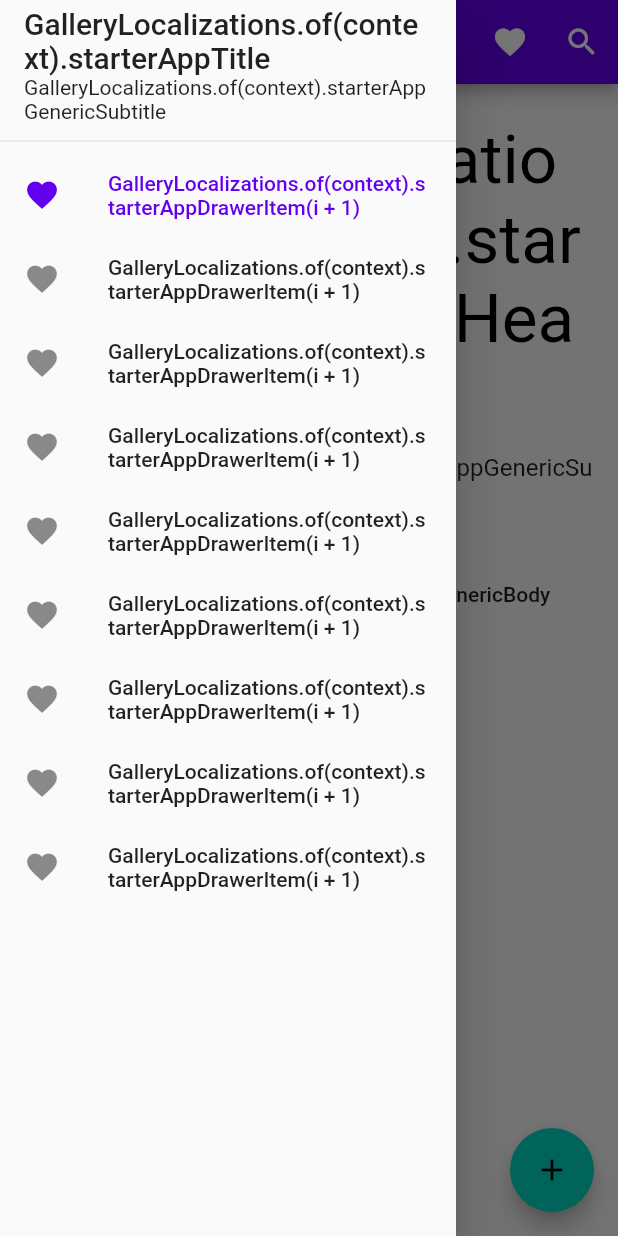
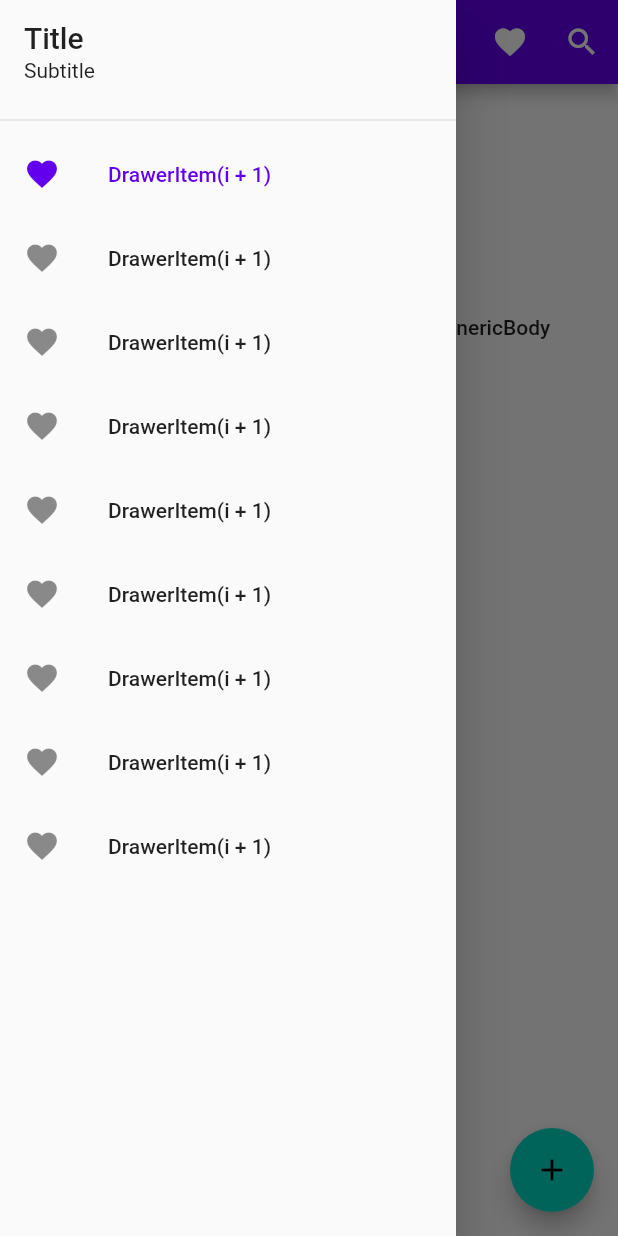
Before and after one commit to sarianpour/materialweb, a Flutter app: the screen it shows after launch, with the side drawer open, on a phone screen of 412 x 824 dp. Run offline on Flutter 3.47's test engine with Material 2 defaults, Android fonts, the phone set to English and light mode, and no system bars; our stand-ins replace adaptive_breakpoints.

Commit message:
text fixed

```diff
--- a/lib/home.dart
+++ b/lib/home.dart
@@ -23,14 +23,14 @@ class HomePage extends StatelessWidget {
           crossAxisAlignment: CrossAxisAlignment.start,
           children: [
             Text(
-              'GalleryLocalizations.of(context).starterAppGenericHeadline',
+              'starter app',
               style: textTheme.headline3.copyWith(
                 color: colorScheme.onSecondary,
               ),
             ),
             const SizedBox(height: 10),
             Text(
-              'GalleryLocalizations.of(context).starterAppGenericSubtitle',
+              'Subtitle',
               style: textTheme.subtitle1,
             ),
             const SizedBox(height: 48),
@@ -46,8 +46,8 @@ class HomePage extends StatelessWidget {
     if (isDesktop) {
       return Row(
         children: [
-          ListDrawer(),
-          const VerticalDivider(width: 1),
+          //ListDrawer(),
+          //const VerticalDivider(width: 1),
           Expanded(
             child: Scaffold(
               appBar: const AdaptiveAppBar(
@@ -58,12 +58,11 @@ class HomePage extends StatelessWidget {
                 heroTag: 'Extended Add',
                 onPressed: () {},
                 label: Text(
-                  'GalleryLocalizations.of(context).starterAppGenericButton',
+                  'GenericButton',
                   style: TextStyle(color: colorScheme.onSecondary),
                 ),
                 icon: Icon(Icons.add, color: colorScheme.onSecondary),
-                tooltip:
-                    'GalleryLocalizations.of(context).starterAppTooltipAdd',
+                tooltip: 'TooltipAdd',
               ),
             ),
           ),
@@ -77,7 +76,7 @@ class HomePage extends StatelessWidget {
         floatingActionButton: FloatingActionButton(
           heroTag: 'Add',
           onPressed: () {},
-          tooltip: 'GalleryLocalizations.of(context).starterAppTooltipAdd',
+          tooltip: 'pTooltipAdd',
           child: Icon(
             Icons.add,
             color: Theme.of(context).colorScheme.onSecondary,
@@ -106,9 +105,7 @@ class AdaptiveAppBar extends StatelessWidget implements PreferredSizeWidget {
     final themeData = Theme.of(context);
     return AppBar(
       automaticallyImplyLeading: !isDesktop,
-      title: isDesktop
-          ? null
-          : Text('GalleryLocalizations.of(context).starterAppGenericTitle'),
+      title: isDesktop ? null : Text('GenericTitle'),
       bottom: isDesktop
           ? PreferredSize(
               preferredSize: const Size.fromHeight(26),
@@ -116,7 +113,7 @@ class AdaptiveAppBar extends StatelessWidget implements PreferredSizeWidget {
                 alignment: AlignmentDirectional.centerStart,
                 margin: const EdgeInsetsDirectional.fromSTEB(72, 0, 0, 22),
                 child: Text(
-                  'GalleryLocalizations.of(context).starterAppGenericTitle',
+                  'pGenericTitle',
                   style: themeData.textTheme.headline6.copyWith(
                     color: themeData.colorScheme.onPrimary,
                   ),
@@ -127,17 +124,17 @@ class AdaptiveAppBar extends StatelessWidget implements PreferredSizeWidget {
       actions: [
         IconButton(
           icon: const Icon(Icons.share),
-          tooltip: 'GalleryLocalizations.of(context).starterAppTooltipShare',
+          tooltip: 'TooltipShare',
           onPressed: () {},
         ),
         IconButton(
           icon: const Icon(Icons.favorite),
-          tooltip: 'GalleryLocalizations.of(context).starterAppTooltipFavorite',
+          tooltip: 'Favorite',
           onPressed: () {},
         ),
         IconButton(
           icon: const Icon(Icons.search),
-          tooltip: 'GalleryLocalizations.of(context).starterAppTooltipSearch',
+          tooltip: 'Search',
           onPressed: () {},
         ),
       ],
@@ -164,11 +161,11 @@ class _ListDrawerState extends State<ListDrawer> {
           children: [
             ListTile(
               title: Text(
-                'GalleryLocalizations.of(context).starterAppTitle',
+                'Title',
                 style: textTheme.headline6,
               ),
               subtitle: Text(
-                'GalleryLocalizations.of(context).starterAppGenericSubtitle',
+                'Subtitle',
                 style: textTheme.bodyText2,
               ),
             ),
@@ -179,7 +176,7 @@ class _ListDrawerState extends State<ListDrawer> {
                 selected: i == selectedItem,
                 leading: const Icon(Icons.favorite),
                 title: Text(
-                  'GalleryLocalizations.of(context).starterAppDrawerItem(i + 1)',
+                  'DrawerItem(i + 1)',
                 ),
                 onTap: () {
                   setState(() {
```
